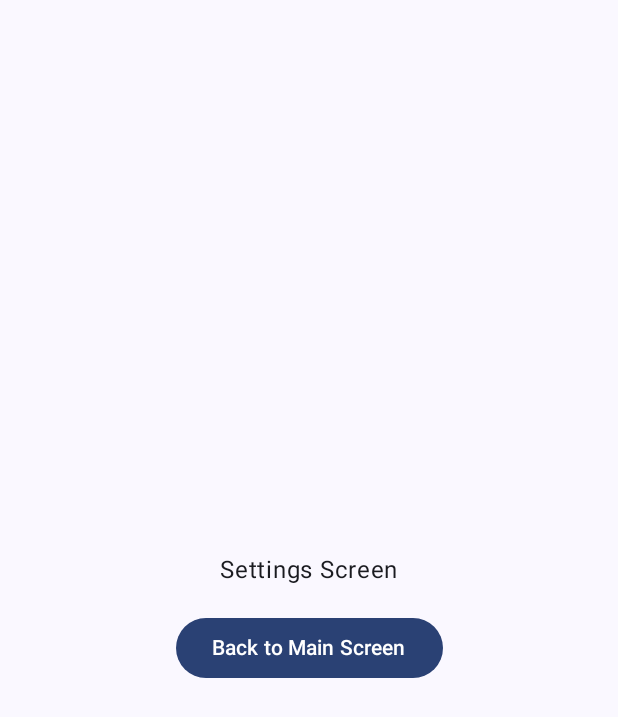
After one commit to Andy-Leo10/restaurant, an Android app built with Jetpack Compose: the composable SettingsScreen shown on its own in the app's theme, on a phone screen of 412 x 824 dp. The commit adds this screen. Shown: the top 717 px of the screen. Run offline under Robolectric (Android 15) with nearby library versions, the phone set to English and light mode, and no system bars.

Commit message:
- routing between screens done - .jar file added - .md files for helpful information added

```diff
--- a/app/build.gradle.kts
+++ b/app/build.gradle.kts
@@ -40,7 +40,7 @@ android {
 }
 
 dependencies {
-
+    // base
     implementation(libs.androidx.core.ktx)
     implementation(libs.androidx.lifecycle.runtime.ktx)
     implementation(libs.androidx.activity.compose)
@@ -56,4 +56,6 @@ dependencies {
     androidTestImplementation(libs.androidx.ui.test.junit4)
     debugImplementation(libs.androidx.ui.tooling)
     debugImplementation(libs.androidx.ui.test.manifest)
+    // mine
+    implementation(project.files("libs/robotservice.jar"))
 }
--- /dev/null
+++ b/app/src/main/java/com/example/restaurant/SettingsScreen.kt
@@ -0,0 +1,28 @@
+package com.example.restaurant
+
+import androidx.compose.foundation.layout.*
+import androidx.compose.material3.Button
+import androidx.compose.material3.Scaffold
+import androidx.compose.material3.Text
+import androidx.compose.runtime.Composable
+import androidx.compose.ui.Modifier
+import androidx.compose.ui.unit.dp
+
+@Composable
+fun SettingsScreen(onBackClick: () -> Unit) {
+    Scaffold(modifier = Modifier.fillMaxSize()) { innerPadding ->
+        Column(
+            modifier = Modifier
+                .fillMaxSize()
+                .padding(innerPadding),
+            verticalArrangement = Arrangement.Center,
+            horizontalAlignment = androidx.compose.ui.Alignment.CenterHorizontally
+        ) {
+            Text("Settings Screen")
+            Spacer(modifier = Modifier.height(16.dp))
+            Button(onClick = onBackClick) {
+                Text("Back to Main Screen")
+            }
+        }
+    }
+}
```
Also changed, not shown: app/src/main/java/com/example/restaurant/AskOrderScreen.kt (added, +29 -0 lines), app/src/main/java/com/example/restaurant/DeliverOrderScreen.kt (added, +24 -0 lines), app/src/main/java/com/example/restaurant/MainActivity.kt (+79 -12 lines), app/libs/robotservice.jar (added), 6 other files.
